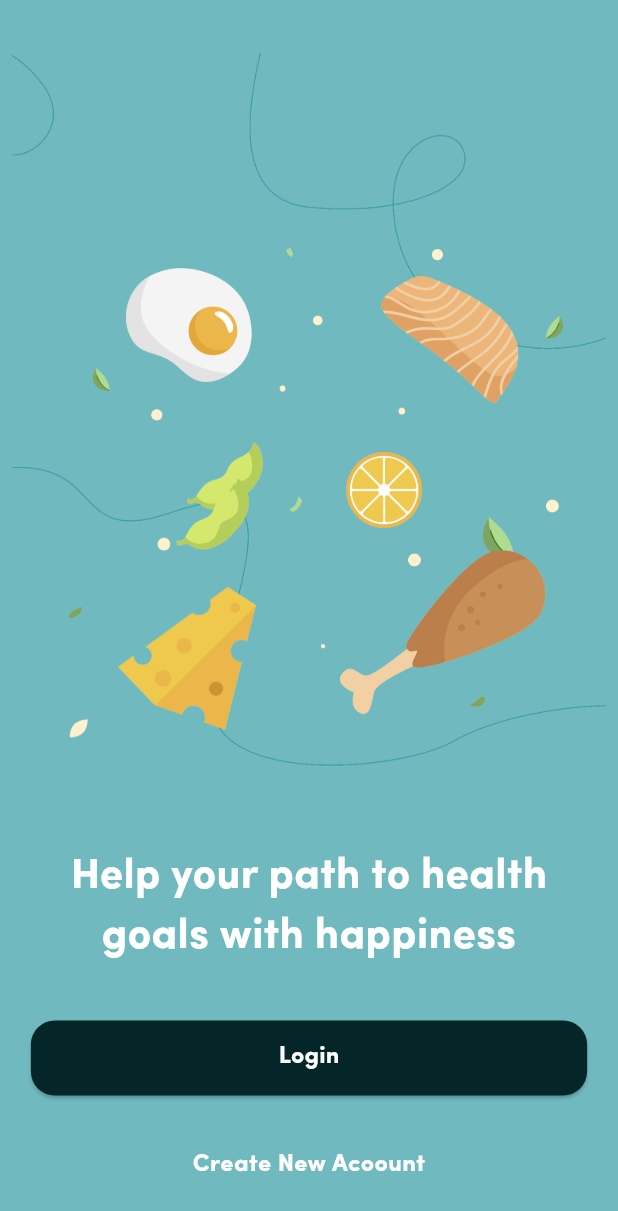
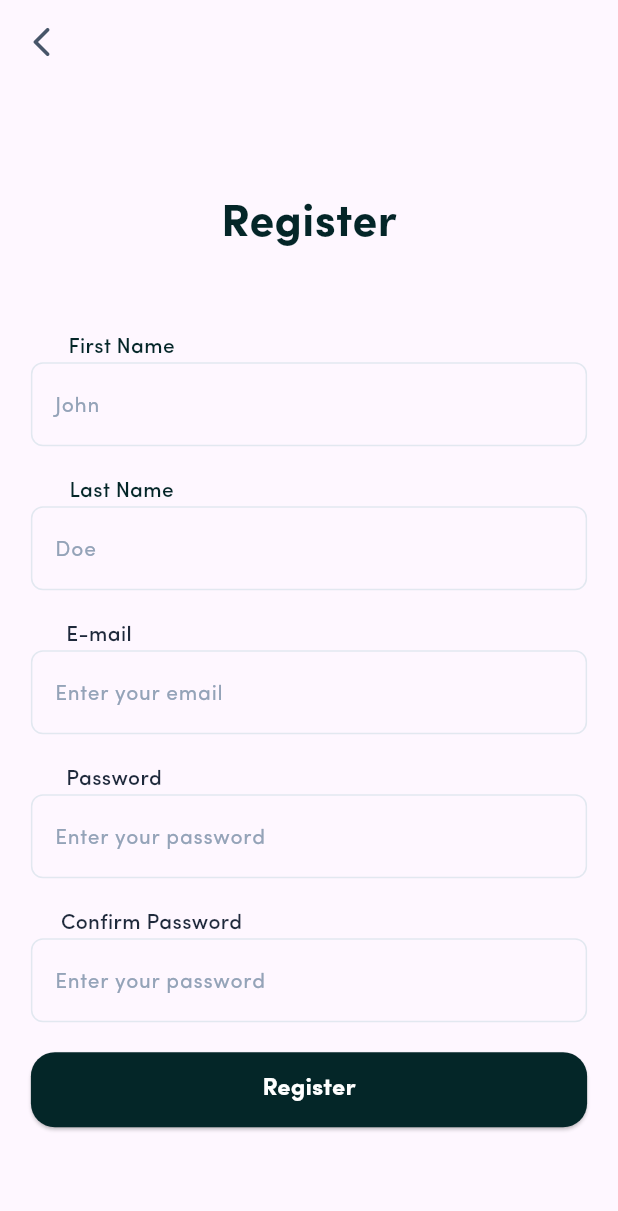
Before and after one commit to Priyanshg0211/MealTIme-App, a Flutter app: the authintroscreen screen opened directly, after a tap on "Create New Acoount", on a phone screen of 412 x 824 dp. Shown: the top 1211 px of the screen. Run offline on Flutter 3.47's test engine with Material 3 defaults, Android fonts, the phone set to English and light mode, and no system bars; our stand-ins replace lottie.

Commit message:
Completed the UI of Registration Page

```diff
--- /dev/null
+++ b/lib/Screens/Authnetication/RegisterScreen.dart
@@ -0,0 +1,266 @@
+import 'package:flutter/material.dart';
+import 'package:mealtime/Screens/Authnetication/introauthscreen.dart';
+
+class RegisterScreen extends StatefulWidget {
+  const RegisterScreen({super.key});
+
+  @override
+  State<RegisterScreen> createState() => _RegisterScreenState();
+}
+
+class _RegisterScreenState extends State<RegisterScreen> {
+  @override
+  Widget build(BuildContext context) {
+    return Scaffold(
+      appBar: AppBar(
+        leading: IconButton(
+          onPressed: () {
+            Navigator.push(context,
+                MaterialPageRoute(builder: (context) => authintroscreen()));
+          },
+          icon: Icon(
+            Icons.arrow_back_ios_rounded,
+            color: Color(0xff475569),
+          ),
+        ),
+      ),
+      body: Center(
+        child: SingleChildScrollView(
+          child: Column(
+            mainAxisAlignment: MainAxisAlignment.spaceEvenly,
+            children: [
+              Text(
+                "Register",
+                style: TextStyle(
+                  fontFamily: 'SofiaPro',
+                  fontSize: 30,
+                  fontWeight: FontWeight.bold,
+                  color: Color(0xff042628),
+                ),
+              ),
+              SizedBox(
+                height: 50,
+              ),
+              Container(
+                margin: EdgeInsets.only(right: 250),
+                child: Text(
+                  'First Name',
+                  style: TextStyle(
+                    fontFamily: 'SofiaPro',
+                    fontSize: 14,
+                    fontWeight: FontWeight.w500,
+                    color: Color(0xff042628),
+                  ),
+                ),
+              ),
+              Container(
+                width: MediaQuery.sizeOf(context).width * 0.9,
+                child: TextFormField(
+                  cursorColor: Color(0xff042628),
+                  decoration: InputDecoration(
+                    hintText: 'John',
+                    hintStyle: TextStyle(
+                        fontFamily: 'SofiaPro',
+                        fontWeight: FontWeight.normal,
+                        fontSize: 14,
+                        color: Color(0xff94A3B8)),
+                    border: InputBorder.none,
+                    enabledBorder: OutlineInputBorder(
+                      borderSide: BorderSide(color: Color(0xffE2E8F0)),
+                      borderRadius: BorderRadius.circular(8),
+                    ),
+                    focusedBorder: OutlineInputBorder(
+                      borderSide: BorderSide(color: Color(0xffE2E8F0)),
+                    ),
+                  ),
+                  keyboardType: TextInputType.name,
+                ),
+              ),
+              SizedBox(
+                height: 20,
+              ),
+              Container(
+                margin: EdgeInsets.only(right: 250),
+                child: Text(
+                  'Last Name',
+                  style: TextStyle(
+                    fontFamily: 'SofiaPro',
+                    fontSize: 14,
+                    fontWeight: FontWeight.w500,
+                    color: Color(0xff042628),
+                  ),
+                ),
+              ),
+              Container(
+                width: MediaQuery.sizeOf(context).width * 0.9,
+                child: TextFormField(
+                  cursorColor: Color(0xff042628),
+                  decoration: InputDecoration(
+                    hintText: 'Doe',
+                    hintStyle: TextStyle(
+                        fontFamily: 'SofiaPro',
+                        fontWeight: FontWeight.normal,
+                        fontSize: 14,
+                        color: Color(0xff94A3B8)),
+                    border: InputBorder.none,
+                    enabledBorder: OutlineInputBorder(
+                      borderSide: BorderSide(color: Color(0xffE2E8F0)),
+                      borderRadius: BorderRadius.circular(8),
+                    ),
+                    focusedBorder: OutlineInputBorder(
+                      borderSide: BorderSide(color: Color(0xffE2E8F0)),
+                    ),
+                  ),
+                  keyboardType: TextInputType.name,
+                ),
+              ),
+              SizedBox(
+                height: 20,
+              ),
+              Container(
+                margin: EdgeInsets.only(right: 280),
+                child: Text(
+                  'E-mail',
+                  style: TextStyle(
+                      fontFamily: 'SofiaPro',
+                      color: Color(0xff1E293B),
+                      fontWeight: FontWeight.w500,
+                      fontSize: 14),
+                ),
+              ),
+              Container(
+                width: MediaQuery.sizeOf(context).width * 0.9,
+                child: TextFormField(
+                  cursorColor: Color(0xff042628),
+                  decoration: InputDecoration(
+                    hintText: 'Enter your email',
+                    hintStyle: TextStyle(
+                        fontFamily: 'SofiaPro',
+                        fontWeight: FontWeight.normal,
+                        fontSize: 14,
+                        color: Color(0xff94A3B8)),
+                    border: InputBorder.none,
+                    enabledBorder: OutlineInputBorder(
+                      borderSide: BorderSide(color: Color(0xffE2E8F0)),
+                      borderRadius: BorderRadius.circular(8),
+                    ),
+                    focusedBorder: OutlineInputBorder(
+                      borderSide: BorderSide(color: Color(0xffE2E8F0)),
+                    ),
+                  ),
+                  keyboardType: TextInputType.emailAddress,
+                  validator: (value) {
+                    if (value == null || value.isEmpty) {
+                      return 'Please enter your email';
+                    }
+                    if (!value.contains('@')) {
+                      return 'Please enter a valid email';
+                    }
+                    return null;
+                  },
+                ),
+              ),
+              SizedBox(
+                height: 20,
+              ),
+              Container(
+                margin: EdgeInsets.only(right: 260),
+                child: Text(
+                  'Password',
+                  style: TextStyle(
+                      fontFamily: 'SofiaPro',
+                      color: Color(0xff1E293B),
+                      fontWeight: FontWeight.w500,
+                      fontSize: 14),
+                ),
+              ),
+              Container(
+                width: MediaQuery.sizeOf(context).width * 0.9,
+                child: TextFormField(
+                  cursorColor: Color(0xff042628),
+                  decoration: InputDecoration(
+                    hintText: 'Enter your password',
+                    hintStyle: TextStyle(
+                        fontFamily: 'SofiaPro',
+                        fontWeight: FontWeight.normal,
+                        fontSize: 14,
+                        color: Color(0xff94A3B8)),
+                    border: InputBorder.none,
+                    enabledBorder: OutlineInputBorder(
+                      borderSide: BorderSide(color: Color(0xffE2E8F0)),
+                      borderRadius: BorderRadius.circular(8),
+                    ),
+                    focusedBorder: OutlineInputBorder(
+                      borderSide: BorderSide(color: Color(0xffE2E8F0)),
+                    ),
+                  ),
+                  keyboardType: TextInputType.name,
+                ),
+              ),
+              SizedBox(
+                height: 20,
+              ),
+              Container(
+                margin: EdgeInsets.only(right: 210),
+                child: Text(
+                  'Confirm Password',
+                  style: TextStyle(
+                      fontFamily: 'SofiaPro',
+                      color: Color(0xff1E293B),
+                      fontWeight: FontWeight.w500,
+                      fontSize: 14),
+                ),
+              ),
+              Container(
+                width: MediaQuery.sizeOf(context).width * 0.9,
+                child: TextFormField(
+                  cursorColor: Color(0xff042628),
+                  decoration: InputDecoration(
+                    hintText: 'Enter your password',
+                    hintStyle: TextStyle(
+                        fontFamily: 'SofiaPro',
+                        fontWeight: FontWeight.normal,
+                        fontSize: 14,
+                        color: Color(0xff94A3B8)),
+                    border: InputBorder.none,
+                    enabledBorder: OutlineInputBorder(
+                      borderSide: BorderSide(color: Color(0xffE2E8F0)),
+                      borderRadius: BorderRadius.circular(8),
+                    ),
+                    focusedBorder: OutlineInputBorder(
+                      borderSide: BorderSide(color: Color(0xffE2E8F0)),
+                    ),
+                  ),
+                  keyboardType: TextInputType.name,
+                ),
+              ),
+              SizedBox(
+                height: 20,
+              ),
+              Container(
+                height: 50,
+                width: MediaQuery.sizeOf(context).width * 0.9,
+                child: ElevatedButton(
+                  style: ElevatedButton.styleFrom(
+                      backgroundColor: Color(0xff042628),
+                      shape: RoundedRectangleBorder(
+                        borderRadius: BorderRadius.circular(16),
+                      )),
+                  onPressed: () {},
+                  child: Text(
+                    'Register',
+                    style: TextStyle(
+                        fontFamily: 'SofiaPro',
+                        fontWeight: FontWeight.bold,
+                        fontSize: 16,
+                        color: Colors.white),
+                  ),
+                ),
+              ),
+            ],
+          ),
+        ),
+      ),
+    );
+  }
+}
--- a/lib/Screens/Authnetication/introauthscreen.dart
+++ b/lib/Screens/Authnetication/introauthscreen.dart
@@ -2,6 +2,7 @@ import 'package:flutter/cupertino.dart';
 import 'package:flutter/material.dart';
 import 'package:flutter/widgets.dart';
 import 'package:mealtime/Screens/Authnetication/LoginScreen.dart';
+import 'package:mealtime/Screens/Authnetication/RegisterScreen.dart';
 
 class authintroscreen extends StatefulWidget {
   const authintroscreen({super.key});
@@ -59,6 +60,8 @@ class _authintroscreenState extends State<authintroscreen> {
           GestureDetector(
             onTap: () {
               print("pressed");
+              Navigator.push(context,
+                  MaterialPageRoute(builder: (context) => RegisterScreen()));
             },
             child: Text(
               "Create New Acoount",
```
